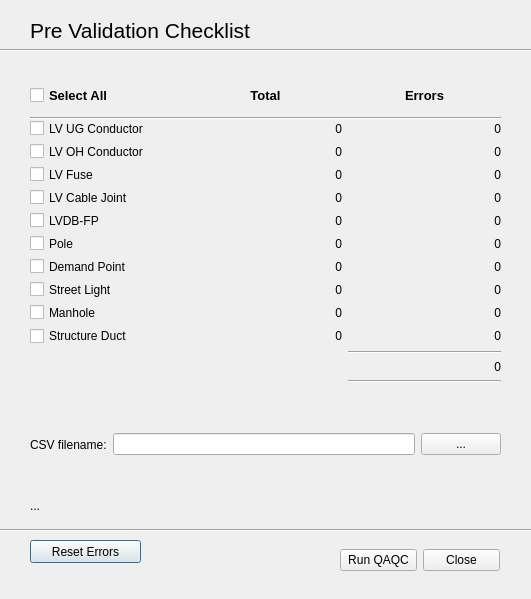
Above: lv_pre_validation_dialog_base.ui from manjacat/lv_pre_validation before the change. Below: the same form after it.
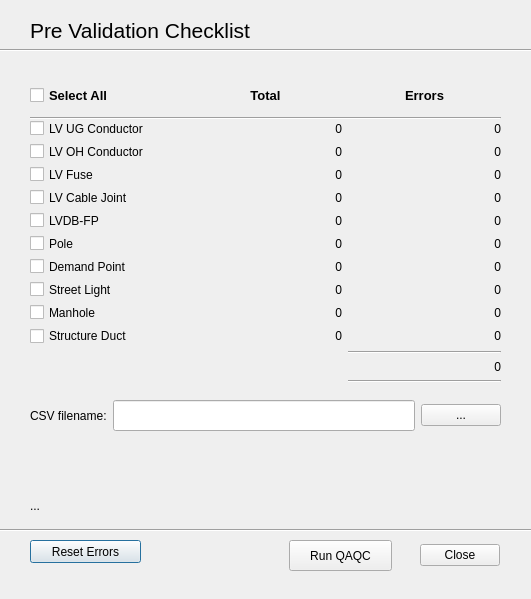
That is the form after the change.

```diff
--- a/lv_pre_validation_dialog_base.ui
+++ b/lv_pre_validation_dialog_base.ui
@@ -24,10 +24,16 @@
     <rect>
      <x>30</x>
      <y>10</y>
-     <width>321</width>
+     <width>471</width>
      <height>41</height>
     </rect>
    </property>
+   <property name="sizePolicy">
+    <sizepolicy hsizetype="Minimum" vsizetype="Minimum">
+     <horstretch>0</horstretch>
+     <verstretch>0</verstretch>
+    </sizepolicy>
+   </property>
    <property name="font">
     <font>
      <family>Arial</family>
@@ -82,15 +88,27 @@
   <widget class="QWidget" name="horizontalLayoutWidget">
    <property name="geometry">
     <rect>
-     <x>340</x>
+     <x>289</x>
      <y>540</y>
-     <width>160</width>
-     <height>41</height>
+     <width>211</width>
+     <height>31</height>
     </rect>
    </property>
+   <property name="sizePolicy">
+    <sizepolicy hsizetype="Preferred" vsizetype="Minimum">
+     <horstretch>0</horstretch>
+     <verstretch>0</verstretch>
+    </sizepolicy>
+   </property>
    <layout class="QHBoxLayout" name="horizontalLayout">
     <item>
      <widget class="QPushButton" name="pushButton_qaqc">
+      <property name="sizePolicy">
+       <sizepolicy hsizetype="Expanding" vsizetype="Minimum">
+        <horstretch>0</horstretch>
+        <verstretch>0</verstretch>
+       </sizepolicy>
+      </property>
       <property name="text">
        <string>Run QAQC</string>
       </property>
@@ -98,6 +116,12 @@
     </item>
     <item>
      <widget class="QDialogButtonBox" name="button_box">
+      <property name="sizePolicy">
+       <sizepolicy hsizetype="Expanding" vsizetype="Minimum">
+        <horstretch>0</horstretch>
+        <verstretch>0</verstretch>
+       </sizepolicy>
+      </property>
       <property name="orientation">
        <enum>Qt::Horizontal</enum>
       </property>
@@ -548,9 +572,9 @@
    <property name="geometry">
     <rect>
      <x>30</x>
-     <y>409</y>
+     <y>400</y>
      <width>471</width>
-     <height>71</height>
+     <height>31</height>
     </rect>
    </property>
    <layout class="QHBoxLayout" name="horizontalLayout_2">
@@ -562,7 +586,14 @@
      </widget>
     </item>
     <item>
-     <widget class="QLineEdit" name="lineEdit_csv"/>
+     <widget class="QLineEdit" name="lineEdit_csv">
+      <property name="sizePolicy">
+       <sizepolicy hsizetype="Expanding" vsizetype="Minimum">
+        <horstretch>0</horstretch>
+        <verstretch>0</verstretch>
+       </sizepolicy>
+      </property>
+     </widget>
     </item>
     <item>
      <widget class="QPushButton" name="pushButton_csv">
@@ -585,6 +616,12 @@
    <layout class="QHBoxLayout" name="horizontalLayout_3">
     <item>
      <widget class="QCheckBox" name="checkBox_all">
+      <property name="sizePolicy">
+       <sizepolicy hsizetype="Preferred" vsizetype="Minimum">
+        <horstretch>0</horstretch>
+        <verstretch>0</verstretch>
+       </sizepolicy>
+      </property>
       <property name="font">
        <font>
         <pointsize>10</pointsize>
```
Left out of the diff: 234 changed lines with no effect on the pictures.
